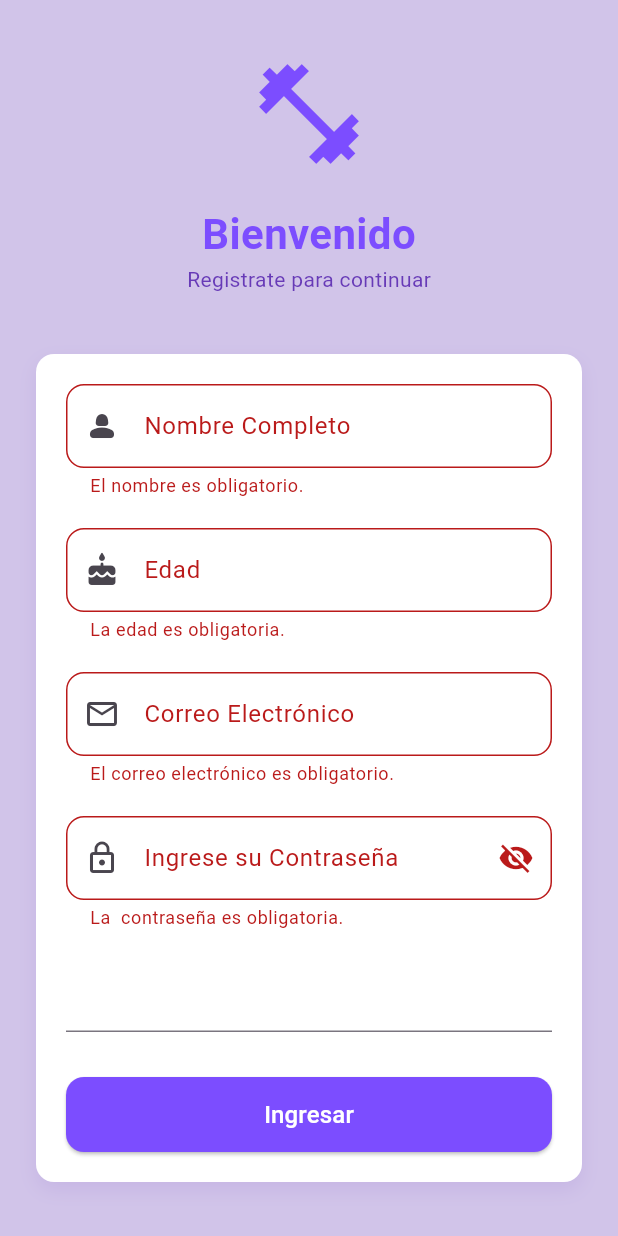
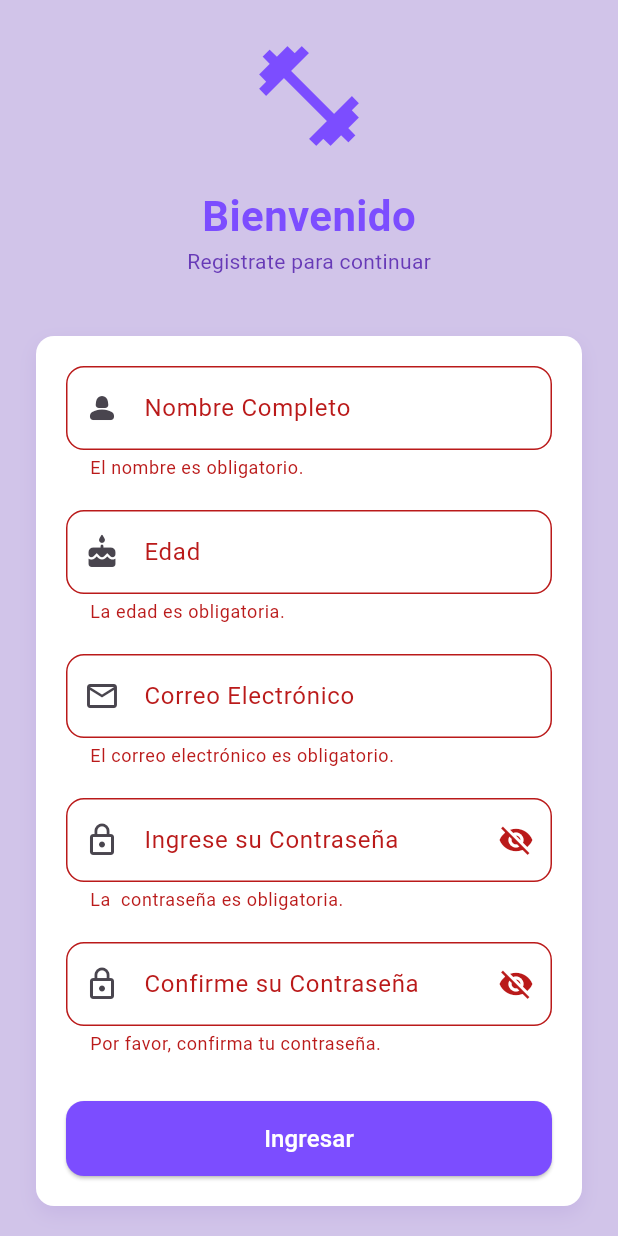
Before and after one commit to dcelcirculo/FitLife, a Flutter app: the screen it shows after launch, after a tap on "Ingresar", on a phone screen of 412 x 824 dp. Run offline on Flutter 3.47's test engine with Material 3 defaults, Android fonts, the phone set to English and light mode, and no system bars.

Commit message:
Se agrega el campo de confirmación de contraseña y la respectiva validación con el campo de la contraseña.

```diff
--- a/fit_life/lib/screens/login_screen.dart
+++ b/fit_life/lib/screens/login_screen.dart
@@ -30,6 +30,19 @@ class _LoginScreenState extends State<LoginScreen> {
       TextEditingController(); // Controlador de texto para el campo de email
   final TextEditingController _passwordController =
       TextEditingController(); // Controlador de texto para el campo de contraseña
+  final TextEditingController _confirmPasswordController =
+      TextEditingController(); // Controlador de texto para el campo de confirmación de contraseña
+
+  @override
+  void dispose() {
+    // Liberar recursos
+    _nameController.dispose();
+    _ageController.dispose();
+    _emailController.dispose();
+    _passwordController.dispose();
+    _confirmPasswordController.dispose();
+    super.dispose();
+  }
 
   @override
   Widget build(BuildContext context) {
@@ -149,10 +162,44 @@ class _LoginScreenState extends State<LoginScreen> {
                           ),
                         ),
                         validator: Validators.password,
+
+                        // Guardar la contraseña ingresada
+                        onChanged: (value) {
+                          _password = value;
+                        },
                       ),
 
                       const SizedBox(height: 20.0),
-                      TextFormField(),
+                      TextFormField(
+                        controller: _confirmPasswordController,
+                        obscureText: _isObscure,
+                        decoration: InputDecoration(
+                          labelText: 'Confirme su Contraseña',
+                          prefixIcon: Icon(Icons.lock_outline),
+                          suffixIcon: IconButton(
+                            icon: Icon(
+                              _isObscure
+                                  ? Icons.visibility_off
+                                  : Icons.visibility,
+                            ),
+                            onPressed: () {
+                              setState(() {
+                                _isObscure = !_isObscure;
+                              });
+                            },
+                          ),
+                          border: OutlineInputBorder(
+                            borderRadius: BorderRadius.circular(12),
+                          ),
+                        ),
+                        validator: (value) =>
+                            Validators.confirmPassword(_password, value),
+
+                        // Guardar la confirmación de contraseña ingresada
+                        onChanged: (value) {
+                          _confirmPassword = value;
+                        },
+                      ),
 
                       const SizedBox(height: 30.0),
 
--- a/fit_life/lib/utils/validators.dart
+++ b/fit_life/lib/utils/validators.dart
@@ -73,4 +73,15 @@ class Validators {
     // Si todo esta correcto
     return null;
   }
+
+  // Validacion de confirmacion de contraseña
+  static String? confirmPassword(String? password, String? confirmPassword) {
+    if (confirmPassword == null || confirmPassword.isEmpty) {
+      return 'Por favor, confirma tu contraseña.';
+    }
+    if (password != confirmPassword) {
+      return 'Las contraseñas no coinciden.';
+    }
+    return null;
+  }
 }
```
